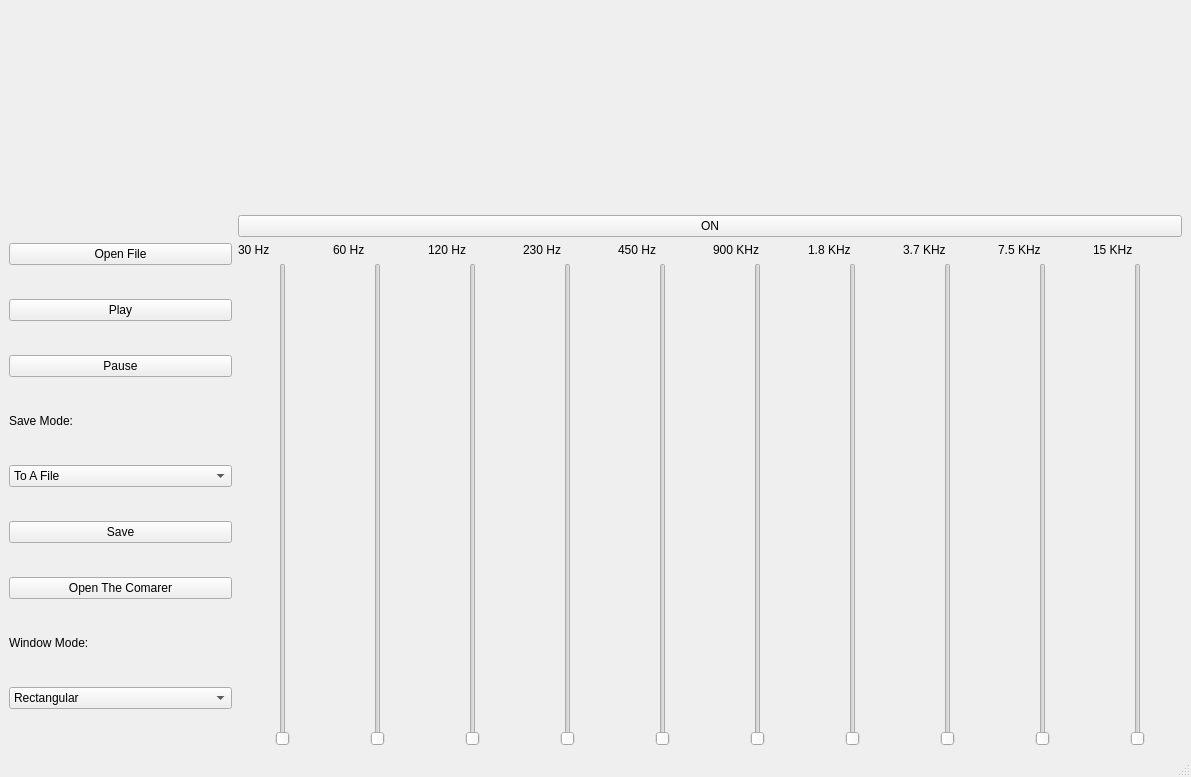
Above: UI.ui from ASquaredM/KawaiiDevs-Eq before the change. Below: the same form after it.
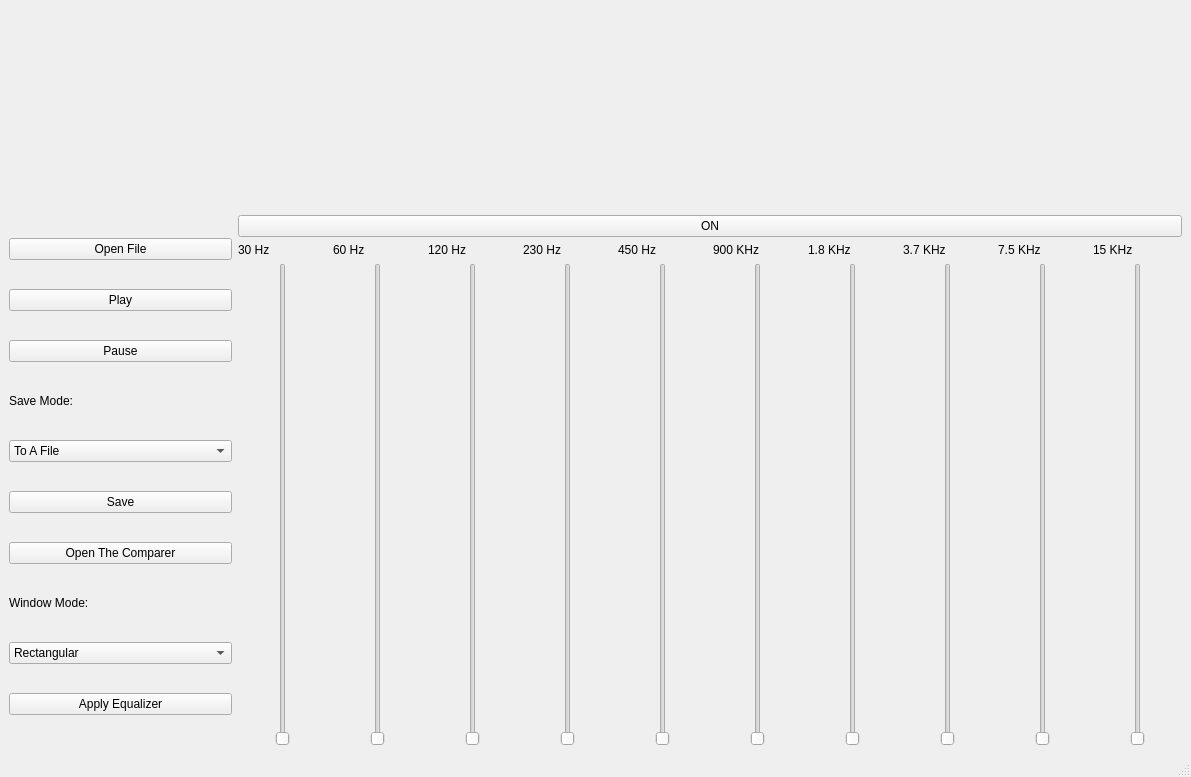
That is the form after the change. Custom widgets are drawn as their Qt base class.

```diff
--- a/UI.ui
+++ b/UI.ui
@@ -98,7 +98,7 @@
           <item>
            <widget class="QPushButton" name="CompareButton">
             <property name="text">
-             <string>Open The Comarer</string>
+             <string>Open The Comparer</string>
             </property>
            </widget>
           </item>
@@ -134,6 +134,13 @@
             </item>
            </widget>
           </item>
+          <item>
+           <widget class="QPushButton" name="ApplyEqualizerButton">
+            <property name="text">
+             <string>Apply Equalizer</string>
+            </property>
+           </widget>
+          </item>
          </layout>
         </item>
         <item>
```
